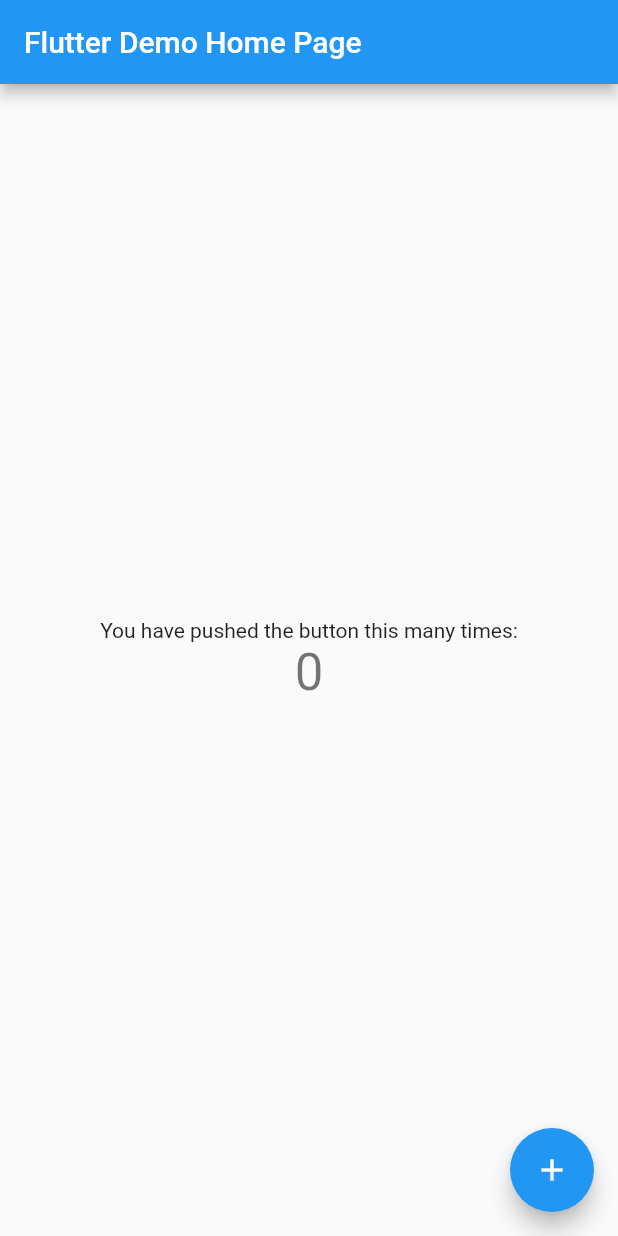
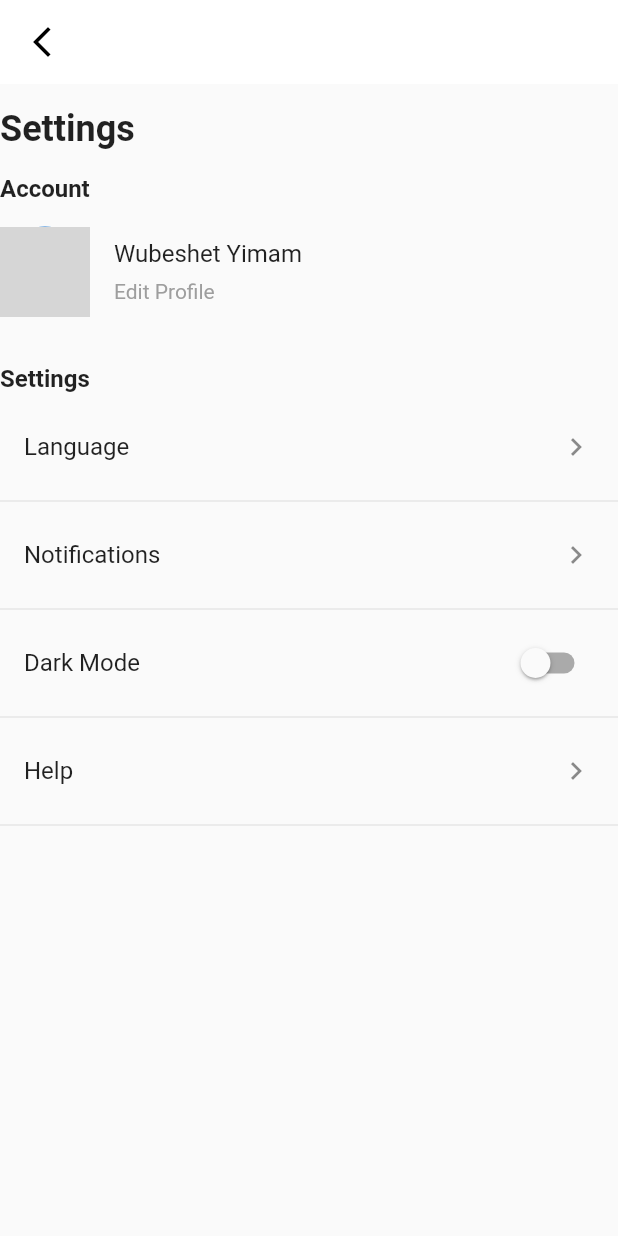
Before and after one commit to wubeshetA/user-setting-ui-flutter, a Flutter app: the screen it shows after launch, on a phone screen of 412 x 824 dp. Run offline on Flutter 3.47's test engine with Material 2 defaults, Android fonts, the light colour scheme and no system bars; grey boxes are pictures that could not be loaded.

Commit message:
Add the basic structure for the settings page

```diff
--- a/lib/main.dart
+++ b/lib/main.dart
@@ -1,115 +1,20 @@
 import 'package:flutter/material.dart';
+import 'settings_page.dart';
 
 void main() {
-  runApp(const MyApp());
+  runApp(MyApp());
 }
 
 class MyApp extends StatelessWidget {
-  const MyApp({super.key});
-
-  // This widget is the root of your application.
   @override
   Widget build(BuildContext context) {
     return MaterialApp(
-      title: 'Flutter Demo',
+      title: 'Setting',
       theme: ThemeData(
-        // This is the theme of your application.
-        //
-        // Try running your application with "flutter run". You'll see the
-        // application has a blue toolbar. Then, without quitting the app, try
-        // changing the primarySwatch below to Colors.green and then invoke
-        // "hot reload" (press "r" in the console where you ran "flutter run",
-        // or simply save your changes to "hot reload" in a Flutter IDE).
-        // Notice that the counter didn't reset back to zero; the application
-        // is not restarted.
         primarySwatch: Colors.blue,
+        visualDensity: VisualDensity.adaptivePlatformDensity,
       ),
-      home: const MyHomePage(title: 'Flutter Demo Home Page'),
+      home: UserSettingsPage(),
     );
   }
 }
-
-class MyHomePage extends StatefulWidget {
-  const MyHomePage({super.key, required this.title});
-
-  // This widget is the home page of your application. It is stateful, meaning
-  // that it has a State object (defined below) that contains fields that affect
-  // how it looks.
-
-  // This class is the configuration for the state. It holds the values (in this
-  // case the title) provided by the parent (in this case the App widget) and
-  // used by the build method of the State. Fields in a Widget subclass are
-  // always marked "final".
-
-  final String title;
-
-  @override
-  State<MyHomePage> createState() => _MyHomePageState();
-}
-
-class _MyHomePageState extends State<MyHomePage> {
-  int _counter = 0;
-
-  void _incrementCounter() {
-    setState(() {
-      // This call to setState tells the Flutter framework that something has
-      // changed in this State, which causes it to rerun the build method below
-      // so that the display can reflect the updated values. If we changed
-      // _counter without calling setState(), then the build method would not be
-      // called again, and so nothing would appear to happen.
-      _counter++;
-    });
-  }
-
-  @override
-  Widget build(BuildContext context) {
-    // This method is rerun every time setState is called, for instance as done
-    // by the _incrementCounter method above.
-    //
-    // The Flutter framework has been optimized to make rerunning build methods
-    // fast, so that you can just rebuild anything that needs updating rather
-    // than having to individually change instances of widgets.
-    return Scaffold(
-      appBar: AppBar(
-        // Here we take the value from the MyHomePage object that was created by
-        // the App.build method, and use it to set our appbar title.
-        title: Text(widget.title),
-      ),
-      body: Center(
-        // Center is a layout widget. It takes a single child and positions it
-        // in the middle of the parent.
-        child: Column(
-          // Column is also a layout widget. It takes a list of children and
-          // arranges them vertically. By default, it sizes itself to fit its
-          // children horizontally, and tries to be as tall as its parent.
-          //
-          // Invoke "debug painting" (press "p" in the console, choose the
-          // "Toggle Debug Paint" action from the Flutter Inspector in Android
-          // Studio, or the "Toggle Debug Paint" command in Visual Studio Code)
-          // to see the wireframe for each widget.
-          //
-          // Column has various properties to control how it sizes itself and
-          // how it positions its children. Here we use mainAxisAlignment to
-          // center the children vertically; the main axis here is the vertical
-          // axis because Columns are vertical (the cross axis would be
-          // horizontal).
-          mainAxisAlignment: MainAxisAlignment.center,
-          children: <Widget>[
-            const Text(
-              'You have pushed the button this many times:',
-            ),
-            Text(
-              '$_counter',
-              style: Theme.of(context).textTheme.headlineMedium,
-            ),
-          ],
-        ),
-      ),
-      floatingActionButton: FloatingActionButton(
-        onPressed: _incrementCounter,
-        tooltip: 'Increment',
-        child: const Icon(Icons.add),
-      ), // This trailing comma makes auto-formatting nicer for build methods.
-    );
-  }
-}
--- /dev/null
+++ b/lib/settings_page.dart
@@ -0,0 +1,107 @@
+import 'package:flutter/material.dart';
+
+class UserSettingsPage extends StatelessWidget {
+  const UserSettingsPage({Key? key}) : super(key: key);
+
+  @override
+  Widget build(BuildContext context) {
+    return Scaffold(
+      appBar: AppBar(
+        title: Text('Settings'),
+        // add a back button
+        leading: IconButton(
+          icon: Icon(Icons.arrow_back_ios_new, color: Colors.black),
+          onPressed: () => Navigator.of(context).pop(),
+        ),
+        // change the background color to white
+        backgroundColor: Colors.white,
+        // remove the shadow
+        elevation: 0,
+      ),
+      body: SafeArea(
+        child: Column(
+          crossAxisAlignment: CrossAxisAlignment.start,
+          children: [
+            Padding(
+              padding: const EdgeInsets.symmetric(vertical: 16.0),
+              child: Row(
+                children: [
+
+                  Text(
+                    'Settings',
+                    style: TextStyle(fontSize: 24, fontWeight: FontWeight.bold),
+                  ),
+                ],
+              ),
+            ),
+            Text(
+              'Account',
+              style: TextStyle(fontSize: 16, fontWeight: FontWeight.bold),
+            ),
+            GestureDetector(
+              onTap: () {},
+              child: Container(
+                padding: const EdgeInsets.symmetric(vertical: 16.0),
+                child: Row(
+                  children: [
+                    CircleAvatar(
+                      radius: 30,
+                      backgroundImage: AssetImage('assets/images/avatar.png'),
+                    ),
+                    SizedBox(width: 16.0),
+                    Column(
+                      crossAxisAlignment: CrossAxisAlignment.start,
+                      children: [
+                        Text(
+                          'Wubeshet Yimam',
+                          style: TextStyle(fontSize: 16),
+                        ),
+                        SizedBox(height: 8.0),
+                        Text(
+                          'Edit Profile',
+                          style: TextStyle(fontSize: 14, color: Colors.grey),
+                        ),
+                      ],
+                    ),
+                  ],
+                ),
+              ),
+            ),
+            SizedBox(height: 16.0),
+            Text(
+              'Settings',
+              style: TextStyle(fontSize: 16, fontWeight: FontWeight.bold),
+            ),
+            SizedBox(height: 8.0),
+            ListTile(
+              title: Text('Language'),
+              trailing: Icon(Icons.keyboard_arrow_right),
+              onTap: () {},
+            ),
+            Divider(),
+            ListTile(
+              title: Text('Notifications'),
+              trailing: Icon(Icons.keyboard_arrow_right),
+              onTap: () {},
+            ),
+            Divider(),
+            ListTile(
+              title: Text('Dark Mode'),
+              trailing: Switch(
+                value: false,
+                onChanged: (value) {},
+              ),
+            ),
+            Divider(),
+            ListTile(
+              title: Text('Help'),
+              trailing: Icon(Icons.keyboard_arrow_right),
+              onTap: () {},
+            ),
+            Divider(),
+          ],
+        ),
+      ),
+    );
+  }
+}
--- a/pubspec.yaml
+++ b/pubspec.yaml
@@ -35,6 +35,7 @@
   # The following adds the Cupertino Icons font to your application.
   # Use with the CupertinoIcons class for iOS style icons.
   cupertino_icons: ^1.0.2
+  flutter_settings_screens: ^0.2.2+1
 
 dev_dependencies:
   flutter_test:
```
Also changed, not shown: pubspec.lock, 2 other files.
